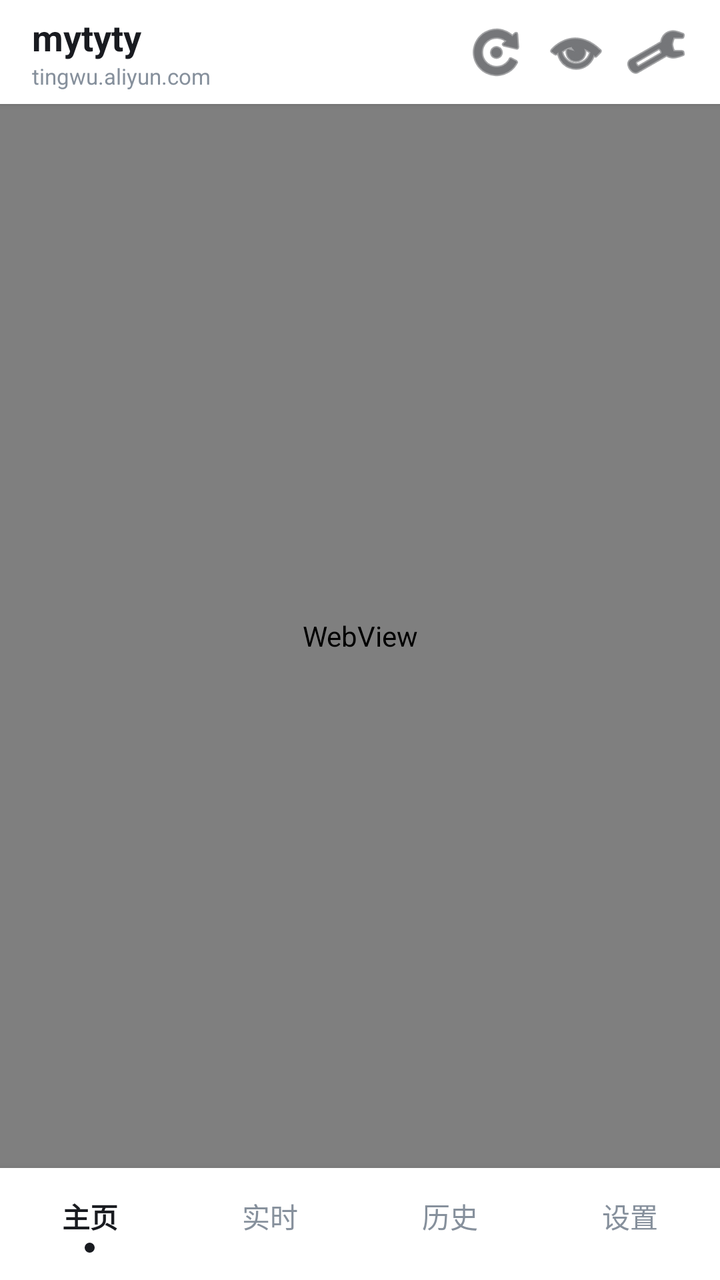
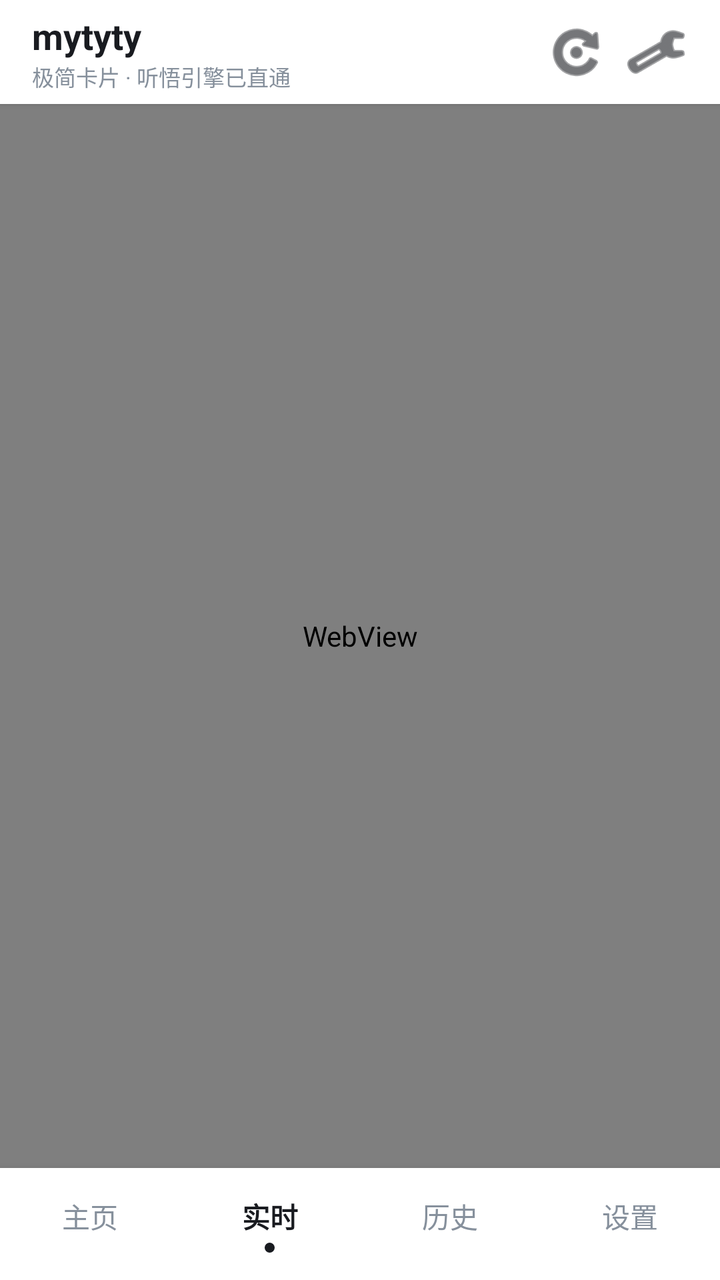

Two renders of the same Android screen: before a commit and after it. Below are the layout's source before the change and the commit's diff.
<!-- AndroidManifest.xml: application theme Theme.TingwuAssistant -->
<!-- res/layout/activity_main.xml -->
<?xml version="1.0" encoding="utf-8"?>
<LinearLayout xmlns:android="http://schemas.android.com/apk/res/android"
    xmlns:app="http://schemas.android.com/apk/res-auto"
    xmlns:tools="http://schemas.android.com/tools"
    android:layout_width="match_parent"
    android:layout_height="match_parent"
    android:orientation="vertical"
    android:background="@color/white">

    
    <LinearLayout
        android:id="@+id/nativeTopBar"
        android:layout_width="match_parent"
        android:layout_height="52dp"
        android:orientation="horizontal"
        android:gravity="center_vertical"
        android:paddingStart="16dp"
        android:paddingEnd="12dp"
        android:background="@color/white"
        android:elevation="2dp">

        <LinearLayout
            android:layout_width="0dp"
            android:layout_height="wrap_content"
            android:layout_weight="1"
            android:orientation="vertical">

            <TextView
                android:id="@+id/tvAppTitle"
                android:layout_width="wrap_content"
                android:layout_height="wrap_content"
                android:text="mytyty"
                android:textColor="@color/primary_dark"
                android:textSize="18sp"
                android:textStyle="bold" />

            <TextView
                android:id="@+id/tvUrlSubtitle"
                android:layout_width="wrap_content"
                android:layout_height="wrap_content"
                android:text="tingwu.aliyun.com"
                android:textColor="#86909C"
                android:textSize="11sp" />
        </LinearLayout>

        
        <ImageButton
            android:id="@+id/btnRefreshPage"
            android:layout_width="40dp"
            android:layout_height="40dp"
            android:background="?attr/selectableItemBackgroundBorderless"
            android:src="@android:drawable/ic_menu_rotate"
            app:tint="@color/primary_dark"
            android:contentDescription="刷新" />

        
        <ImageButton
            android:id="@+id/btnToggleZoom"
            android:layout_width="40dp"
            android:layout_height="40dp"
            android:background="?attr/selectableItemBackgroundBorderless"
            android:src="@android:drawable/ic_menu_view"
            app:tint="@color/primary_dark"
            android:contentDescription="切换缩放模式" />

        
        <ImageButton
            android:id="@+id/btnOpenSettings"
            android:layout_width="40dp"
            android:layout_height="40dp"
            android:background="?attr/selectableItemBackgroundBorderless"
            android:src="@android:drawable/ic_menu_preferences"
            app:tint="@color/primary_dark"
            android:contentDescription="设置" />
    </LinearLayout>

    
    <ProgressBar
        android:id="@+id/pageProgressBar"
        style="?android:attr/progressBarStyleHorizontal"
        android:layout_width="match_parent"
        android:layout_height="3dp"
        android:indeterminate="false"
        android:max="100"
        android:progressTint="@color/accent_green"
        android:visibility="gone" />

    
    <FrameLayout
        android:layout_width="match_parent"
        android:layout_height="0dp"
        android:layout_weight="1">

        <WebView
            android:id="@+id/mainWebView"
            android:layout_width="match_parent"
            android:layout_height="match_parent" />
    </FrameLayout>

    
    <LinearLayout
        android:id="@+id/nativeBottomBar"
        android:layout_width="match_parent"
        android:layout_height="56dp"
        android:orientation="horizontal"
        android:background="@color/white"
        android:elevation="8dp">

        
        <LinearLayout
            android:id="@+id/tabHome"
            android:layout_width="0dp"
            android:layout_height="match_parent"
            android:layout_weight="1"
            android:gravity="center"
            android:orientation="vertical"
            android:clickable="true"
            android:focusable="true"
            android:background="?attr/selectableItemBackground">

            <TextView
                android:id="@+id/tvTabHome"
                android:layout_width="wrap_content"
                android:layout_height="wrap_content"
                android:text="主页"
                android:textSize="14sp"
                android:textStyle="bold"
                android:textColor="@color/primary_dark" />

            <View
                android:id="@+id/dotHome"
                android:layout_width="5dp"
                android:layout_height="5dp"
                android:layout_marginTop="3dp"
                android:background="@drawable/shape_nav_dot" />
        </LinearLayout>

        
        <LinearLayout
            android:id="@+id/tabLive"
            android:layout_width="0dp"
            android:layout_height="match_parent"
            android:layout_weight="1"
            android:gravity="center"
            android:orientation="vertical"
            android:clickable="true"
            android:focusable="true"
            android:background="?attr/selectableItemBackground">

            <TextView
                android:id="@+id/tvTabLive"
                android:layout_width="wrap_content"
                android:layout_height="wrap_content"
                android:text="实时"
                android:textSize="14sp"
                android:textColor="#86909C" />

            <View
                android:id="@+id/dotLive"
                android:layout_width="5dp"
                android:layout_height="5dp"
                android:layout_marginTop="3dp"
                android:background="@drawable/shape_nav_dot"
                android:visibility="invisible" />
        </LinearLayout>

        
        <LinearLayout
            android:id="@+id/tabHistory"
            android:layout_width="0dp"
            android:layout_height="match_parent"
            android:layout_weight="1"
            android:gravity="center"
            android:orientation="vertical"
            android:clickable="true"
            android:focusable="true"
            android:background="?attr/selectableItemBackground">

            <TextView
                android:id="@+id/tvTabHistory"
                android:layout_width="wrap_content"
                android:layout_height="wrap_content"
                android:text="历史"
                android:textSize="14sp"
                android:textColor="#86909C" />

            <View
                android:id="@+id/dotHistory"
                android:layout_width="5dp"
                android:layout_height="5dp"
                android:layout_marginTop="3dp"
                android:background="@drawable/shape_nav_dot"
                android:visibility="invisible" />
        </LinearLayout>

        
        <LinearLayout
            android:id="@+id/tabSettings"
            android:layout_width="0dp"
            android:layout_height="match_parent"
            android:layout_weight="1"
            android:gravity="center"
            android:orientation="vertical"
            android:clickable="true"
            android:focusable="true"
            android:background="?attr/selectableItemBackground">

            <TextView
                android:id="@+id/tvTabSettings"
                android:layout_width="wrap_content"
                android:layout_height="wrap_content"
                android:text="设置"
                android:textSize="14sp"
                android:textColor="#86909C" />

            <View
                android:id="@+id/dotSettings"
                android:layout_width="5dp"
                android:layout_height="5dp"
                android:layout_marginTop="3dp"
                android:background="@drawable/shape_nav_dot"
                android:visibility="invisible" />
        </LinearLayout>
    </LinearLayout>

</LinearLayout>
<!-- resources referenced by this layout -->
<resources>
  <color name="accent_green">#FF00B42A</color>
  <color name="primary_dark">#FF191B20</color>
  <color name="white">#FFFFFFFF</color>
  <!-- drawable shape_nav_dot (drawable) -->
  <?xml version="1.0" encoding="utf-8"?>
  <shape xmlns:android="http://schemas.android.com/apk/res/android"
      android:shape="oval">
      <size
          android:width="5dp"
          android:height="5dp" />
      <solid android:color="@color/primary_dark" />
  </shape>
  <style name="Theme.TingwuAssistant" parent="Theme.MaterialComponents.Light.NoActionBar">
          <item name="colorPrimary">@color/primary_dark</item>
          <item name="colorPrimaryVariant">@color/primary_dark</item>
          <item name="colorOnPrimary">@color/white</item>
          <item name="android:statusBarColor">@color/status_bar_color</item>
          <item name="android:windowLightStatusBar" tools:targetApi="m">true</item>
          <item name="android:windowBackground">@color/app_bg</item>
      </style>
  <color name="status_bar_color">#FFF7F8FA</color>
  <color name="app_bg">#FFF7F8FA</color>
</resources>

<!-- the commit's change to res/layout/activity_main.xml (unified diff, before → after) -->
@@ -38,7 +38,7 @@
                 android:id="@+id/tvUrlSubtitle"
                 android:layout_width="wrap_content"
                 android:layout_height="wrap_content"
-                android:text="tingwu.aliyun.com"
+                android:text="极简卡片 · 听悟引擎已直通"
                 android:textColor="#86909C"
                 android:textSize="11sp" />
         </LinearLayout>
@@ -52,16 +52,6 @@
             android:src="@android:drawable/ic_menu_rotate"
             app:tint="@color/primary_dark"
             android:contentDescription="刷新" />
-
-        
-        <ImageButton
-            android:id="@+id/btnToggleZoom"
-            android:layout_width="40dp"
-            android:layout_height="40dp"
-            android:background="?attr/selectableItemBackgroundBorderless"
-            android:src="@android:drawable/ic_menu_view"
-            app:tint="@color/primary_dark"
-            android:contentDescription="切换缩放模式" />
 
         
         <ImageButton
@@ -91,10 +81,19 @@
         android:layout_height="0dp"
         android:layout_weight="1">
 
+        
         <WebView
-            android:id="@+id/mainWebView"
+            android:id="@+id/uiWebView"
             android:layout_width="match_parent"
-            android:layout_height="match_parent" />
+            android:layout_height="match_parent"
+            android:visibility="visible" />
+
+        
+        <WebView
+            android:id="@+id/engineWebView"
+            android:layout_width="match_parent"
+            android:layout_height="match_parent"
+            android:visibility="gone" />
     </FrameLayout>
 
     
@@ -124,103 +123,104 @@
                 android:layout_height="wrap_content"
                 android:text="主页"
                 android:textSize="14sp"
+                android:textColor="@color/nav_inactive" />
+
+            <View
+                android:id="@+id/dotHome"
+                android:layout_width="5dp"
+                android:layout_height="5dp"
+                android:layout_marginTop="3dp"
+                android:background="@drawable/shape_nav_dot"
+                android:visibility="invisible" />
+        </LinearLayout>
+
+        
+        <LinearLayout
+            android:id="@+id/tabLive"
+            android:layout_width="0dp"
+            android:layout_height="match_parent"
+            android:layout_weight="1"
+            android:gravity="center"
+            android:orientation="vertical"
+            android:clickable="true"
+            android:focusable="true"
+            android:background="?attr/selectableItemBackground">
+
+            <TextView
+                android:id="@+id/tvTabLive"
+                android:layout_width="wrap_content"
+                android:layout_height="wrap_content"
+                android:text="实时"
+                android:textSize="14sp"
                 android:textStyle="bold"
                 android:textColor="@color/primary_dark" />
 
             <View
-                android:id="@+id/dotHome"
-                android:layout_width="5dp"
-                android:layout_height="5dp"
-                android:layout_marginTop="3dp"
-                android:background="@drawable/shape_nav_dot" />
-        </LinearLayout>
-
-        
-        <LinearLayout
-            android:id="@+id/tabLive"
-            android:layout_width="0dp"
-            android:layout_height="match_parent"
-            android:layout_weight="1"
-            android:gravity="center"
-            android:orientation="vertical"
-            android:clickable="true"
-            android:focusable="true"
-            android:background="?attr/selectableItemBackground">
-
-            <TextView
-                android:id="@+id/tvTabLive"
-                android:layout_width="wrap_content"
-                android:layout_height="wrap_content"
-                android:text="实时"
-                android:textSize="14sp"
-                android:textColor="#86909C" />
-
-            <View
                 android:id="@+id/dotLive"
                 android:layout_width="5dp"
                 android:layout_height="5dp"
                 android:layout_marginTop="3dp"
                 android:background="@drawable/shape_nav_dot"
+                android:visibility="visible" />
+        </LinearLayout>
+
+        
+        <LinearLayout
+            android:id="@+id/tabHistory"
+            android:layout_width="0dp"
+            android:layout_height="match_parent"
+            android:layout_weight="1"
+            android:gravity="center"
+            android:orientation="vertical"
+            android:clickable="true"
+            android:focusable="true"
+            android:background="?attr/selectableItemBackground">
+
+            <TextView
+                android:id="@+id/tvTabHistory"
+                android:layout_width="wrap_content"
+                android:layout_height="wrap_content"
+                android:text="历史"
+                android:textSize="14sp"
+                android:textColor="@color/nav_inactive" />
+
+            <View
+                android:id="@+id/dotHistory"
+                android:layout_width="5dp"
+                android:layout_height="5dp"
+                android:layout_marginTop="3dp"
+                android:background="@drawable/shape_nav_dot"
                 android:visibility="invisible" />
         </LinearLayout>
 
         
         <LinearLayout
-            android:id="@+id/tabHistory"
-            android:layout_width="0dp"
-            android:layout_height="match_parent"
-            android:layout_weight="1"
-            android:gravity="center"
-            android:orientation="vertical"
-            android:clickable="true"
-            android:focusable="true"
-            android:background="?attr/selectableItemBackground">
-
-            <TextView
-                android:id="@+id/tvTabHistory"
-                android:layout_width="wrap_content"
-                android:layout_height="wrap_content"
-                android:text="历史"
-                android:textSize="14sp"
-                android:textColor="#86909C" />
-
-            <View
-                android:id="@+id/dotHistory"
+            android:id="@+id/tabSettings"
+            android:layout_width="0dp"
+            android:layout_height="match_parent"
+            android:layout_weight="1"
+            android:gravity="center"
+            android:orientation="vertical"
+            android:clickable="true"
+            android:focusable="true"
+            android:background="?attr/selectableItemBackground">
+
+            <TextView
+                android:id="@+id/tvTabSettings"
+                android:layout_width="wrap_content"
+                android:layout_height="wrap_content"
+                android:text="设置"
+                android:textSize="14sp"
+                android:textColor="@color/nav_inactive" />
+
+            <View
+                android:id="@+id/dotSettings"
                 android:layout_width="5dp"
                 android:layout_height="5dp"
                 android:layout_marginTop="3dp"
                 android:background="@drawable/shape_nav_dot"
                 android:visibility="invisible" />
         </LinearLayout>
-
-        
-        <LinearLayout
-            android:id="@+id/tabSettings"
-            android:layout_width="0dp"
-            android:layout_height="match_parent"
-            android:layout_weight="1"
-            android:gravity="center"
-            android:orientation="vertical"
-            android:clickable="true"
-            android:focusable="true"
-            android:background="?attr/selectableItemBackground">
-
-            <TextView
-                android:id="@+id/tvTabSettings"
-                android:layout_width="wrap_content"
-                android:layout_height="wrap_content"
-                android:text="设置"
-                android:textSize="14sp"
-                android:textColor="#86909C" />
-
-            <View
-                android:id="@+id/dotSettings"
-                android:layout_width="5dp"
-                android:layout_height="5dp"
-                android:layout_marginTop="3dp"
-                android:background="@drawable/shape_nav_dot"
-                android:visibility="invisible" />
-        </LinearLayout>
     </LinearLayout>
 
 </LinearLayout>
<!-- resource entries referenced after the edit -->
@@ -1,6 +1,7 @@
 <!-- resources referenced by this layout -->
 <resources>
   <color name="accent_green">#FF00B42A</color>
+  <color name="nav_inactive">#FF86909C</color>
   <color name="primary_dark">#FF191B20</color>
   <color name="white">#FFFFFFFF</color>
   <!-- drawable shape_nav_dot (drawable) -->
